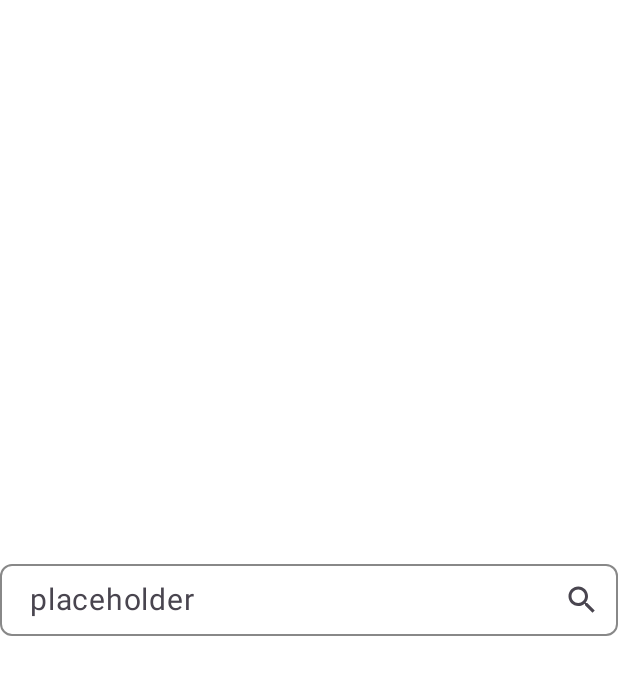
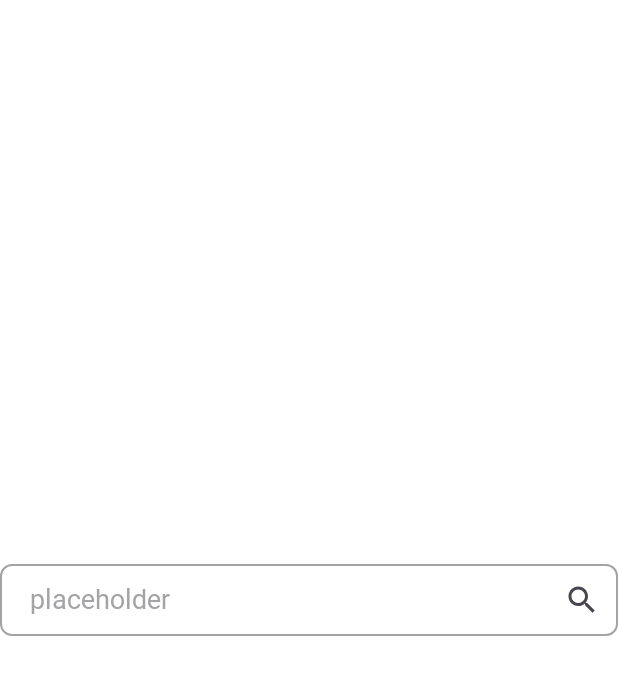
Before and after one commit to OurMenu/OurMenu-Android-V2, an Android app built with Jetpack Compose: the @Preview function CustomTextFieldPreview, on a phone screen of 412 x 824 dp. Shown: the top 675 px of the screen. Run offline under Robolectric (Android 15) with nearby library versions, the phone set to English and light mode, and no system bars; Roboto replaces fonts that are not available here.

Commit message:
[refactor]: 기존에 작성한 text, color 값들 정의된 값으로 수정

```diff
--- a/app/src/main/java/com/kuit/ourmenu/ui/addmenu/component/AddMenuInfoAddressFieldItem.kt
+++ b/app/src/main/java/com/kuit/ourmenu/ui/addmenu/component/AddMenuInfoAddressFieldItem.kt
@@ -39,7 +39,7 @@ fun AddMenuInfoAddressFieldItem() {
                 .padding(bottom = 4.dp)
         ) {
             Text(
-                text = "가게 주소",
+                text = stringResource(R.string.resaturant_address),
                 style = ourMenuTypography().pretendard_600_14
             )
             Text(
@@ -58,7 +58,7 @@ fun AddMenuInfoAddressFieldItem() {
             containerColor = Neutral100,
             placeHolder = {
                 Text(
-                    text = "가게 주소를 입력해주세요.",
+                    text = stringResource(R.string.type_restaurant_address),
                     style = ourMenuTypography().pretendard_500_14,
                     color = Neutral500
                 )
@@ -78,7 +78,7 @@ fun AddMenuInfoAddressFieldItem() {
             containerColor = Neutral100,
             placeHolder = {
                 Text(
-                    text = "상세 주소를 입력해주세요.",
+                    text = stringResource(R.string.type_restaurant_detailed_address),
                     style = ourMenuTypography().pretendard_500_14,
                     color = Neutral500
                 )
--- a/app/src/main/java/com/kuit/ourmenu/ui/common/CustomTextField.kt
+++ b/app/src/main/java/com/kuit/ourmenu/ui/common/CustomTextField.kt
@@ -27,11 +27,15 @@ import androidx.compose.ui.Alignment
 import androidx.compose.ui.Modifier
 import androidx.compose.ui.graphics.Color
 import androidx.compose.ui.graphics.Shape
+import androidx.compose.ui.res.stringResource
 import androidx.compose.ui.text.TextStyle
 import androidx.compose.ui.text.input.VisualTransformation
 import androidx.compose.ui.tooling.preview.Preview
 import androidx.compose.ui.unit.dp
-import androidx.compose.ui.unit.sp
+import com.kuit.ourmenu.R
+import com.kuit.ourmenu.ui.theme.Neutral500
+import com.kuit.ourmenu.ui.theme.NeutralBlack
+import com.kuit.ourmenu.ui.theme.ourMenuTypography
 
 
 /**
@@ -151,10 +155,15 @@ private fun CustomTextFieldPreview() {
         CustomTextField(
             modifier = Modifier
                 .fillMaxWidth()
-                .border(0.8.dp, Color.Gray, RoundedCornerShape(8.dp)),
+                .border(0.8.dp, Neutral500, RoundedCornerShape(8.dp)),
             shape = RoundedCornerShape(8.dp),
-            placeHolder = { Text("placeholder", fontSize = 20.sp) },
-            textStyle = TextStyle(fontSize = 20.sp, color = Color.Black),
+            placeHolder = {
+                Text(
+                    stringResource(R.string.placeholder),
+                    style = ourMenuTypography().pretendard_600_18.copy(color = Neutral500)
+                )
+            },
+            textStyle = ourMenuTypography().pretendard_500_20.copy(color = NeutralBlack),
             trailingIcon = {
                 Icon(
                     imageVector = Icons.Default.Search,
--- a/app/src/main/java/com/kuit/ourmenu/ui/theme/Type.kt
+++ b/app/src/main/java/com/kuit/ourmenu/ui/theme/Type.kt
@@ -16,6 +16,21 @@ data class OurMenuTypography(
             fontFamily = PretendardBold,
             fontSize = 48.sp,
         ),
+    val pretendard_700_20: TextStyle =
+        TextStyle(
+            fontFamily = PretendardBold,
+            fontSize = 20.sp,
+        ),
+    val pretendard_700_18: TextStyle =
+        TextStyle(
+            fontFamily = PretendardBold,
+            fontSize = 18.sp,
+        ),
+    val pretendard_700_16: TextStyle =
+        TextStyle(
+            fontFamily = PretendardBold,
+            fontSize = 16.sp,
+        ),
     val pretendard_700_14: TextStyle =
         TextStyle(
             fontFamily = PretendardBold,
@@ -30,6 +45,11 @@ data class OurMenuTypography(
         TextStyle(
             fontFamily = PretendardSemiBold,
             fontSize = 18.sp,
+        ),
+    val pretendard_600_16: TextStyle =
+        TextStyle(
+            fontFamily = PretendardSemiBold,
+            fontSize = 16.sp,
         ),
     val pretendard_600_14: TextStyle =
         TextStyle(
```
Also changed, not shown: app/src/main/java/com/kuit/ourmenu/ui/addmenu/component/AddMenuBottomSheetContent.kt (+12 -9 lines), app/src/main/java/com/kuit/ourmenu/ui/addmenu/component/AddMenuInfoTextFieldItem.kt (+6 -6 lines), app/src/main/java/com/kuit/ourmenu/ui/addmenu/component/AddMenuTopAppBar.kt (+8 -6 lines), app/src/main/java/com/kuit/ourmenu/ui/addmenu/component/RestaurantSearchItem.kt (+13 -5 lines), app/src/main/java/com/kuit/ourmenu/ui/addmenu/component/SelectMenuItem.kt (+12 -10 lines), app/src/main/java/com/kuit/ourmenu/ui/addmenu/screen/AddMenuInfoScreen.kt (+6 -6 lines), app/src/main/java/com/kuit/ourmenu/ui/addmenu/screen/AddMenuScreen.kt (+7 -4 lines), app/src/main/java/com/kuit/ourmenu/ui/addmenu/screen/AddMenuSearchScreen.kt (+18 -14 lines), app/src/main/java/com/kuit/ourmenu/ui/common/BottomFullWidthButton.kt (+13 -3 lines), app/src/main/java/com/kuit/ourmenu/ui/common/BottomHalfWidthButton.kt (+13 -3 lines), app/src/main/java/com/kuit/ourmenu/ui/common/SearchBar.kt (+19 -7 lines), app/src/main/res/values/strings.xml (+17 -1 lines).
